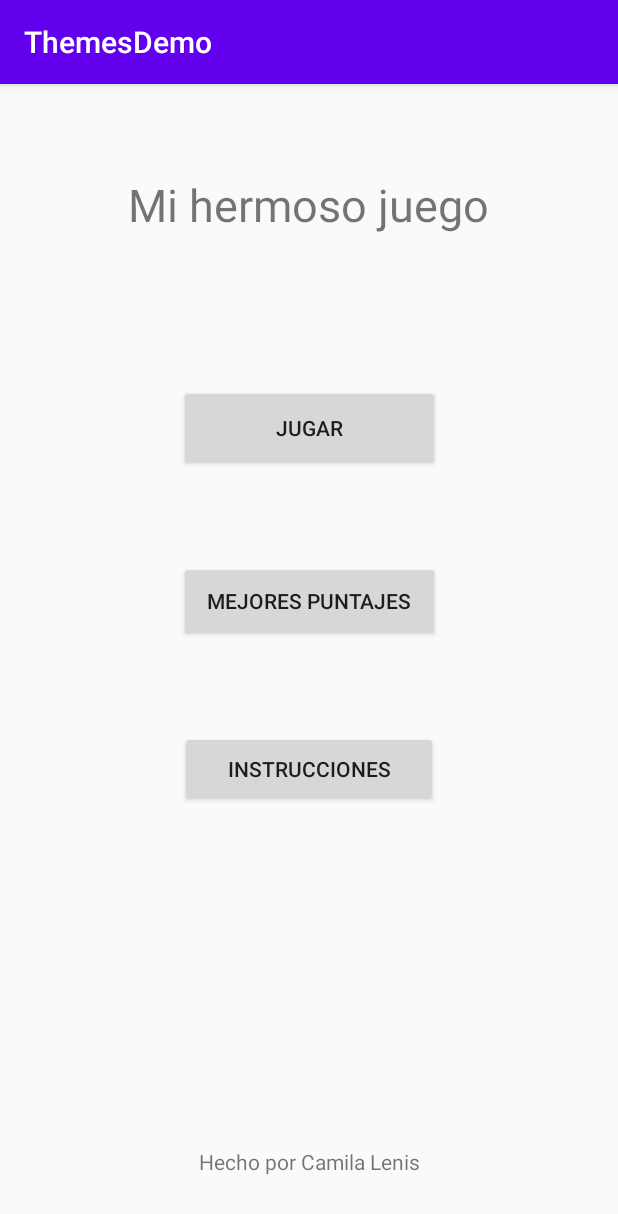
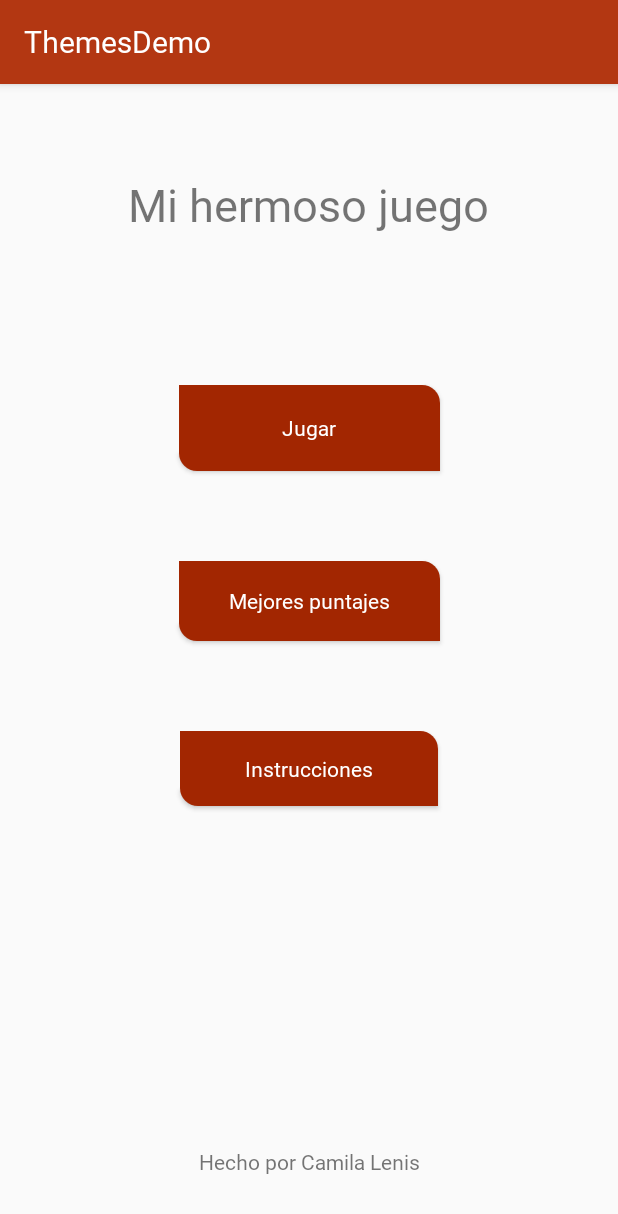
Before and after one commit to camilaleniss/apps-moviles, an Android app: the screen it shows after launch (MainActivity), on a phone screen of 412 x 824 dp. Shown: the top 1214 px of the screen. Run offline under Robolectric (Android 15) with nearby library versions, the phone set to English and light mode, and no system bars.

Commit message:
Add font family, colors, dimens and style native

```diff
--- /dev/null
+++ b/ThemesDemo/app/src/main/res/drawable/button_border.xml
@@ -0,0 +1,6 @@
+<?xml version="1.0" encoding="utf-8"?>
+<shape android:shape="rectangle"
+    xmlns:android="http://schemas.android.com/apk/res/android">
+    <solid android:color="@color/colorPrimaryDark"></solid>
+    <corners android:bottomLeftRadius="12dp" android:topRightRadius="12dp"/>
+</shape>
--- /dev/null
+++ b/ThemesDemo/app/src/main/res/font/roboto.xml
@@ -0,0 +1,9 @@
+<?xml version="1.0" encoding="utf-8"?>
+<font-family xmlns:android="http://schemas.android.com/apk/res/android"
+    xmlns:app="http://schemas.android.com/apk/res-auto">
+
+    <font app:font="@font/roboto_regular" app:fontStyle="normal" app:fontWeight="400"/>
+    <font app:font="@font/robot_medium" app:fontStyle="normal" app:fontWeight="500"/>
+    <font app:font="@font/roboto_bold" app:fontStyle="normal" app:fontWeight="600"/>
+
+</font-family>
--- a/ThemesDemo/app/src/main/res/layout/activity_main.xml
+++ b/ThemesDemo/app/src/main/res/layout/activity_main.xml
@@ -8,9 +8,11 @@
 
     <TextView
         android:id="@+id/txtWelcome"
+        style="@style/textView"
         android:layout_width="wrap_content"
         android:layout_height="wrap_content"
         android:layout_marginTop="60dp"
+        android:fontFamily="@font/roboto_bold"
         android:text="@string/main_title"
         android:textSize="30sp"
         app:layout_constraintHorizontal_bias="0.498"
@@ -20,9 +22,11 @@
 
     <Button
         android:id="@+id/button"
+        style="@style/Button"
         android:layout_width="174dp"
         android:layout_height="57dp"
         android:layout_marginTop="100dp"
+        android:fontFamily="@font/robot_medium"
         android:text="@string/main_button_play"
         app:layout_constraintEnd_toEndOf="parent"
         app:layout_constraintStart_toStartOf="parent"
@@ -30,9 +34,11 @@
 
     <Button
         android:id="@+id/button2"
+        style="@style/Button"
         android:layout_width="174dp"
         android:layout_height="53dp"
         android:layout_marginTop="60dp"
+        android:fontFamily="@font/robot_medium"
         android:text="@string/main_button_records"
         app:layout_constraintEnd_toEndOf="parent"
         app:layout_constraintStart_toStartOf="parent"
@@ -40,9 +46,11 @@
 
     <Button
         android:id="@+id/button3"
+        style="@style/Button"
         android:layout_width="172dp"
         android:layout_height="50dp"
         android:layout_marginTop="60dp"
+        android:fontFamily="@font/robot_medium"
         android:text="@string/main_button_instructions"
         app:layout_constraintEnd_toEndOf="parent"
         app:layout_constraintStart_toStartOf="parent"
@@ -53,6 +61,7 @@
         android:layout_width="wrap_content"
         android:layout_height="wrap_content"
         android:layout_marginBottom="40dp"
+        android:fontFamily="@font/roboto_regular"
         android:text="@string/created_by"
         app:layout_constraintBottom_toBottomOf="parent"
         app:layout_constraintEnd_toEndOf="parent"
--- a/ThemesDemo/app/src/main/res/values/colors.xml
+++ b/ThemesDemo/app/src/main/res/values/colors.xml
@@ -1,6 +1,7 @@
 <?xml version="1.0" encoding="utf-8"?>
 <resources>
-    <color name="colorPrimary">#6200EE</color>
-    <color name="colorPrimaryDark">#3700B3</color>
+    <color name="colorPrimary">#B33712</color>
+    <color name="colorPrimaryDark">#A22601</color>
     <color name="colorAccent">#03DAC5</color>
+    <color name="white">#FFFFFF</color>
 </resources>
--- /dev/null
+++ b/ThemesDemo/app/src/main/res/values/dimens.xml
@@ -0,0 +1,4 @@
+<?xml version="1.0" encoding="utf-8"?>
+<resources>
+    <dimen name="title_size">32dp</dimen>
+</resources>
--- a/ThemesDemo/app/src/main/res/values/styles.xml
+++ b/ThemesDemo/app/src/main/res/values/styles.xml
@@ -5,6 +5,18 @@
         <item name="colorPrimary">@color/colorPrimary</item>
         <item name="colorPrimaryDark">@color/colorPrimaryDark</item>
         <item name="colorAccent">@color/colorAccent</item>
+        <item name="fontFamily">@font/roboto</item>
+    </style>
+
+    <style name="textView" parent="Widget.AppCompat.TextView">
+        <item name="android:textSize">@dimen/title_size</item>
+    </style>
+
+    <style name="Button" parent="Widget.AppCompat.Button">
+
+        <item name="android:background">@drawable/button_border</item>
+        <item name="android:textColor">@color/white</item>
+        <item name="android:textAllCaps">false</item>
     </style>
 
 </resources>
```
Also changed, not shown: ThemesDemo/app/src/main/res/font/robot_medium.ttf (added), ThemesDemo/app/src/main/res/font/roboto_bold.ttf (added), ThemesDemo/app/src/main/res/font/roboto_regular.ttf (added).
